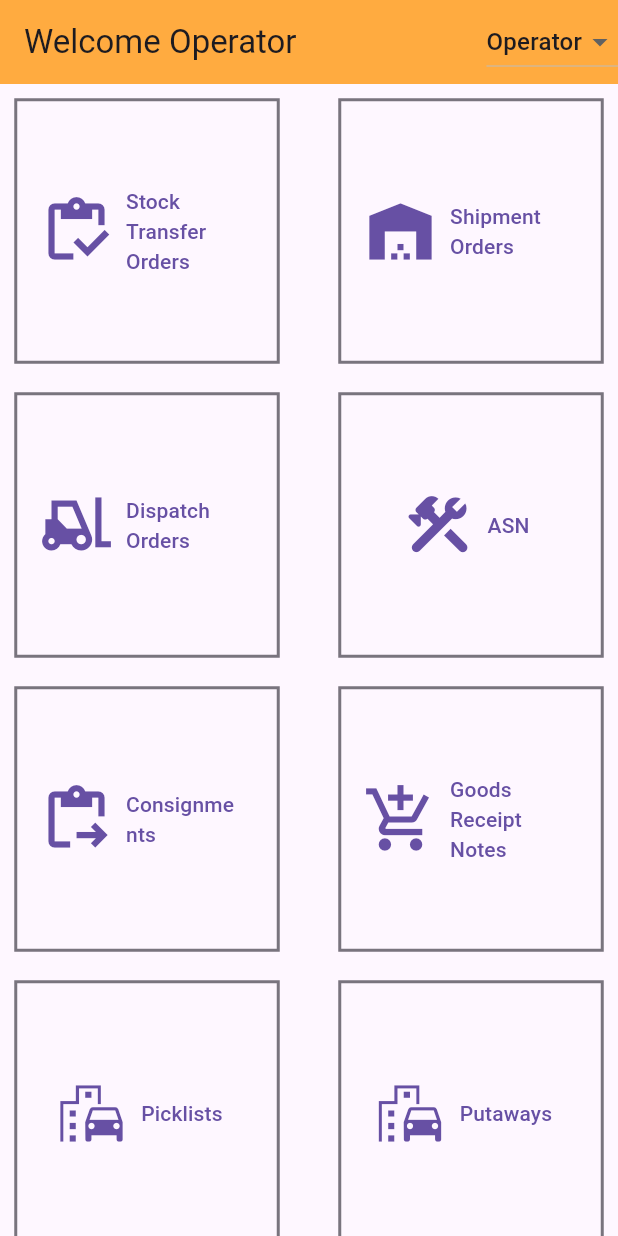
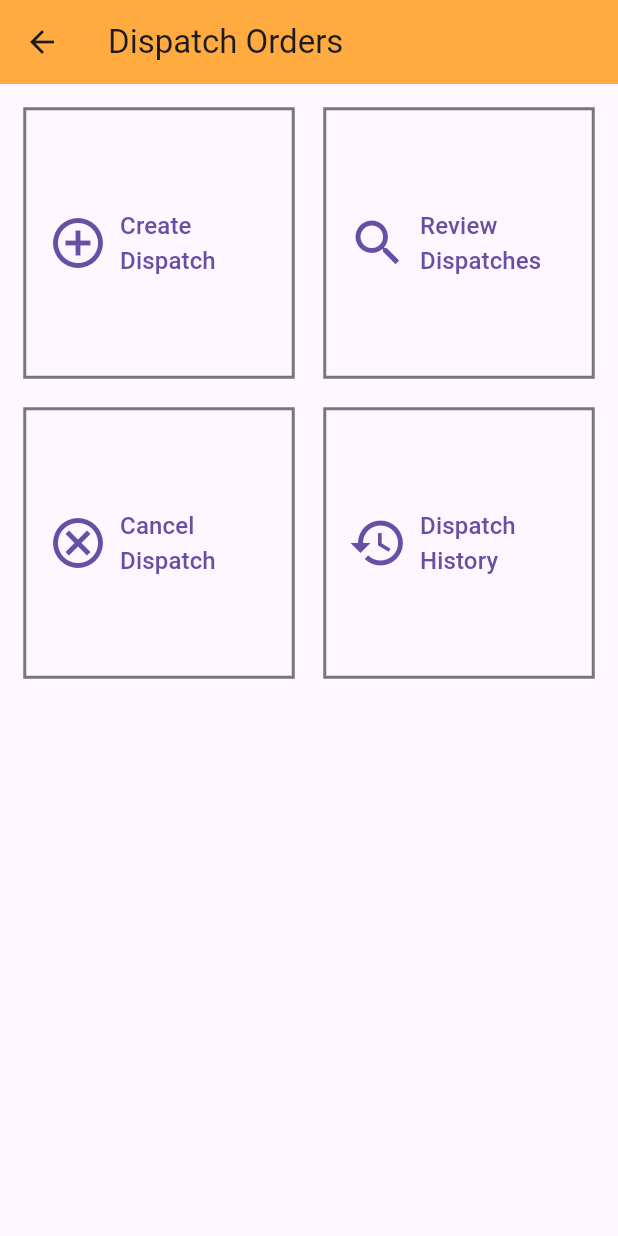
Before and after one commit to iamvedantp/wms_ui, a Flutter app: the screen it shows after launch, after a tap on "Dispatch Orders", on a phone screen of 412 x 824 dp. Run offline on Flutter 3.47's test engine with Material 3 defaults, Android fonts, the phone set to English and light mode, and no system bars; our stand-ins replace font_awesome_flutter; missing offline and left inert: qr_code_scanner.

Commit message:
Dispatch orders updated

```diff
--- /dev/null
+++ b/lib/Functions/Operator Functions/Dispatch Orders/dispatchordershome.dart
@@ -0,0 +1,77 @@
+import 'package:code_practice/Functions/Operator%20Functions/Dispatch%20Orders/dispatch_create.dart';
+import 'package:code_practice/Functions/Operator%20Functions/Dispatch%20Orders/dispatch_review_page.dart';
+import 'package:flutter/material.dart';
+import 'package:font_awesome_flutter/font_awesome_flutter.dart';
+
+class DispatchOrdersHome extends StatelessWidget {
+  @override
+  Widget build(BuildContext context) {
+    // Define the button style once
+    final ButtonStyle outlinedButtonStyle = OutlinedButton.styleFrom(
+      shape: const BeveledRectangleBorder(),
+    );
+
+    return Scaffold(
+      appBar: AppBar(
+        title: const Text('Dispatch Orders'),
+        backgroundColor: Colors.orangeAccent,
+      ),
+      body: Padding(
+        padding: const EdgeInsets.all(16.0),
+        child: GridView.count(
+          crossAxisCount: 2,
+          crossAxisSpacing: 20,
+          mainAxisSpacing: 20,
+          children: [
+            OutlinedButton.icon(
+              icon: const FaIcon(Icons.add_circle_outline, size: 40),
+              style: outlinedButtonStyle,
+              onPressed: () {
+                Navigator.push(
+                  context,
+                  MaterialPageRoute(
+                    builder: (context) => DispatchCreatePage(),
+                  ),
+                );
+              },
+              label:
+                  const Text('Create Dispatch', style: TextStyle(fontSize: 16)),
+            ),
+            OutlinedButton.icon(
+              icon: const FaIcon(Icons.search_outlined, size: 40),
+              style: outlinedButtonStyle,
+              onPressed: () {
+                Navigator.push(
+                  context,
+                  MaterialPageRoute(
+                    builder: (context) => DispatchReviewPage(),
+                  ),
+                );
+              },
+              label: const Text('Review Dispatches',
+                  style: TextStyle(fontSize: 16)),
+            ),
+            OutlinedButton.icon(
+              icon: const FaIcon(Icons.cancel_outlined, size: 40),
+              style: outlinedButtonStyle,
+              onPressed: () {
+                // Add cancel functionality or navigation here
+              },
+              label:
+                  const Text('Cancel Dispatch', style: TextStyle(fontSize: 16)),
+            ),
+            OutlinedButton.icon(
+              icon: const FaIcon(Icons.history_outlined, size: 40),
+              style: outlinedButtonStyle,
+              onPressed: () {
+                // Handle viewing dispatch history or other functionalities
+              },
+              label: const Text('Dispatch History',
+                  style: TextStyle(fontSize: 16)),
+            ),
+          ],
+        ),
+      ),
+    );
+  }
+}
--- a/lib/Homepages/operator_homepage.dart
+++ b/lib/Homepages/operator_homepage.dart
@@ -1,3 +1,4 @@
+import 'package:code_practice/Functions/Operator%20Functions/Dispatch%20Orders/dispatchordershome.dart';
 import 'package:code_practice/Functions/Operator%20Functions/STO/sto_home.dart';
 import 'package:code_practice/Functions/Operator%20Functions/Shipment%20Orders/shipmentordershome.dart';
 import 'package:code_practice/Homepages/carrier_homepage.dart';
@@ -88,7 +89,12 @@ class ButtonsHomepage extends StatelessWidget {
               iconAlignment: IconAlignment.start,
               icon: const FaIcon(Icons.forklift, size: 50),
               style: outlinedButtonStyle,
-              onPressed: () {},
+              onPressed: () {
+                Navigator.push(
+                  context,
+                  MaterialPageRoute(builder: (context) => DispatchOrdersHome()),
+                );
+              },
               label: const Text('Dispatch Orders')),
           OutlinedButton.icon(
               iconAlignment: IconAlignment.start,
```
Also changed, not shown: lib/Functions/Operator Functions/Dispatch Orders/dispatch_create.dart (added, +89 -0 lines), lib/Functions/Operator Functions/Dispatch Orders/dispatch_review_page.dart (added, +72 -0 lines).
